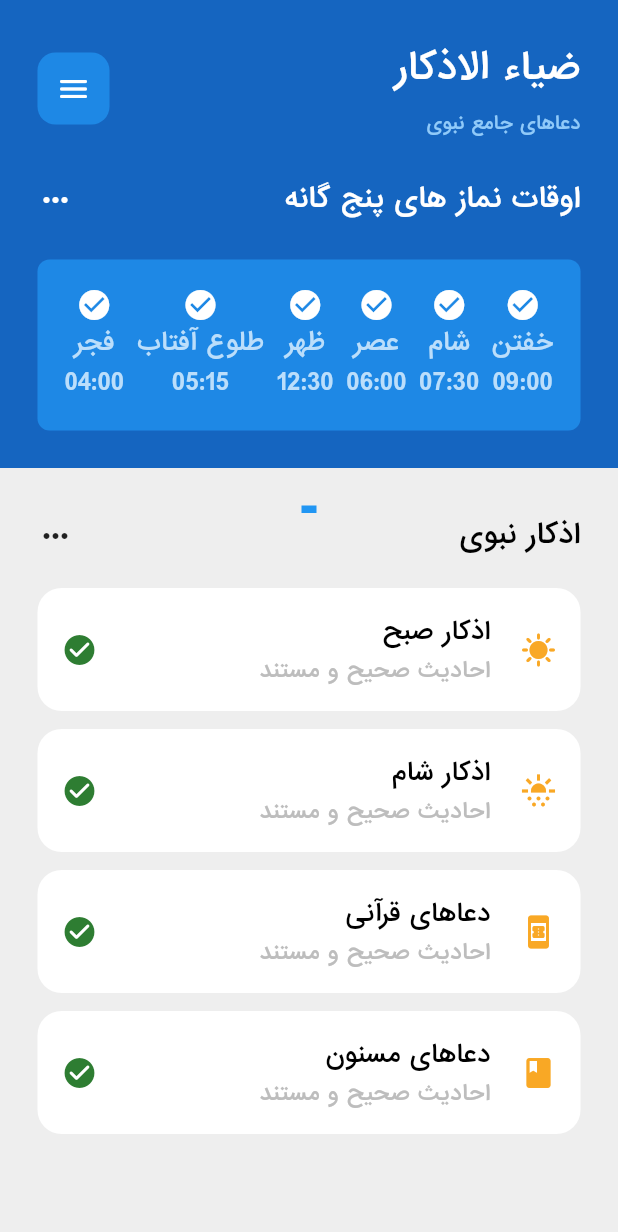
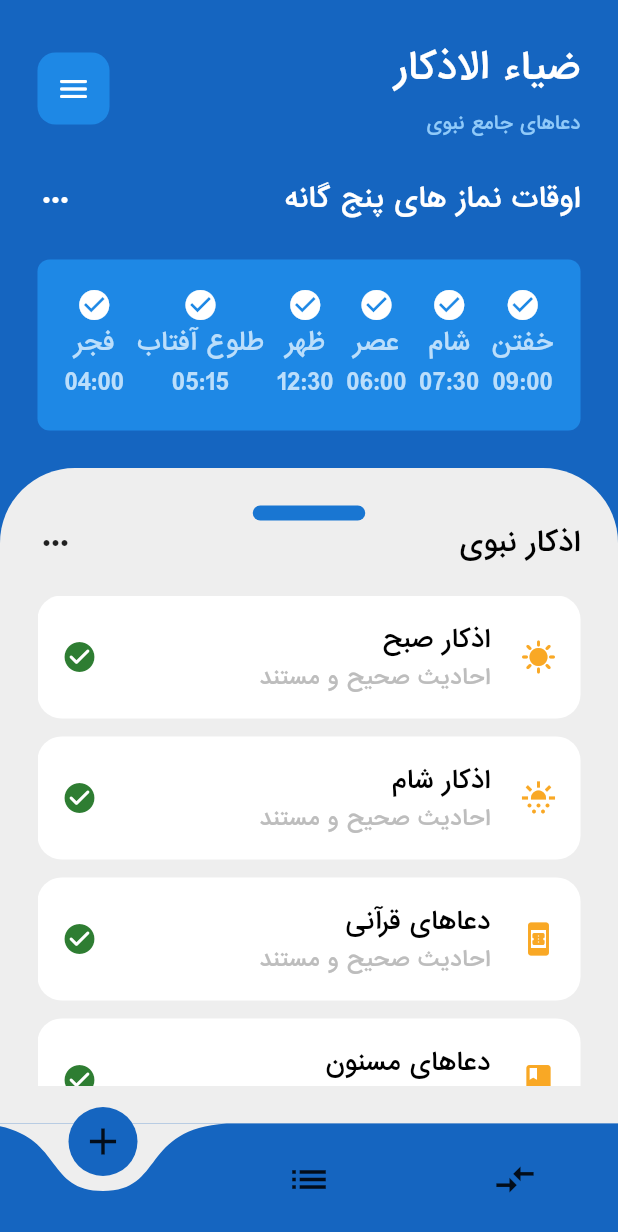
Before and after one commit to masoudqaderi1384/azkar_of_muslims, a Flutter app: the HomePage screen opened directly, on a phone screen of 412 x 824 dp. Shown: the top 1232 px of the screen. Run offline on Flutter 3.47's test engine with Material 2 defaults, Android fonts, the phone set to English and light mode, and no system bars; drawn by our look-alikes of curved_navigation_bar; our stand-ins replace font_awesome_flutter, persistent_bottom_nav_bar.

Commit message:
Azkar_of_Muslim

```diff
--- a/lib/utilities/home_page.dart
+++ b/lib/utilities/home_page.dart
@@ -1,6 +1,7 @@
 import 'package:azkar_of_muslims/utilities/azkar.dart';
 import 'package:azkar_of_muslims/utilities/preyer_motion.dart';
 import 'package:flutter/material.dart';
+import 'package:curved_navigation_bar/curved_navigation_bar.dart';
 
 class HomePage extends StatefulWidget {
   const HomePage({super.key});
@@ -13,6 +14,18 @@
   @override
   Widget build(BuildContext context) {
     return Scaffold(
+      bottomNavigationBar: CurvedNavigationBar(
+        backgroundColor: Colors.grey.shade200,
+        color: Colors.blue.shade800,
+        animationDuration: Duration(milliseconds: 300),
+        items: <Widget>[
+          Icon(Icons.add, size: 30),
+          Icon(Icons.list, size: 30),
+          Icon(Icons.compare_arrows, size: 30),
+        ],
+        onTap: (index) {
+        },
+      ),
       backgroundColor: Colors.blue[800],
       body: SafeArea(
         child: Column(
@@ -91,15 +104,21 @@
             ),
             Expanded(
               child: Container(
+                decoration: BoxDecoration(
+                  color: Colors.grey[200],
+                  borderRadius: BorderRadius.only(
+                      topLeft: Radius.circular(50.0),
+                      topRight: Radius.circular(50.0)),
+                ),
                 padding: EdgeInsets.all(25.0),
-                color: Colors.grey[200],
                 child: Column(
                   children: [
                     Container(
-                      decoration: BoxDecoration(),
-                      height: 5,
-                      width: 10,
-                      color: Colors.blue,
+                      decoration: BoxDecoration(
+                          color: Colors.blue[700],
+                          borderRadius: BorderRadius.circular(10.0)),
+                      height: 10,
+                      width: 75,
                     ),
                     Row(
                       mainAxisAlignment: MainAxisAlignment.spaceBetween,
@@ -137,6 +156,22 @@
                             name_Azkar: "دعاهای مسنون",
                             shar_Azkar: "احادیث صحیح و مستند",
                             icon_Azkar: Icons.book_rounded),
+                        Prayer(
+                            name_Azkar: "دعاهای مسنون",
+                            shar_Azkar: "احادیث صحیح و مستند",
+                            icon_Azkar: Icons.book_rounded),
+                        Prayer(
+                            name_Azkar: "دعاهای مسنون",
+                            shar_Azkar: "احادیث صحیح و مستند",
+                            icon_Azkar: Icons.book_rounded),
+                        Prayer(
+                            name_Azkar: "دعاهای مسنون",
+                            shar_Azkar: "احادیث صحیح و مستند",
+                            icon_Azkar: Icons.book_rounded),
+                        Prayer(
+                            name_Azkar: "دعاهای مسنون",
+                            shar_Azkar: "احادیث صحیح و مستند",
+                            icon_Azkar: Icons.book_rounded),
                       ],
                     ))
                   ],
--- a/lib/utilities/preyer_motion.dart
+++ b/lib/utilities/preyer_motion.dart
@@ -114,3 +114,4 @@
     );
   }
 }
+//https://youtu.be/HrFc7W7MxzE
--- a/pubspec.yaml
+++ b/pubspec.yaml
@@ -31,11 +31,11 @@
   flutter:
     sdk: flutter
   cupertino_icons: ^1.0.2
-  persistent_bottom_nav_bar: ^5.0.2
   font_awesome_flutter: ^10.5.0
   flutter_qiblah: ^2.2.0
   rxdart_ext: ^0.2.9
   flutter_compass: ^0.7.0
+  curved_navigation_bar: ^1.0.3
 
 dev_dependencies:
   flutter_test:
```
Also changed, not shown: pubspec.lock.
